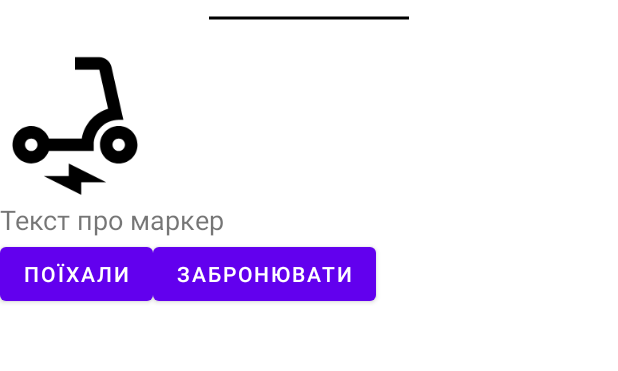
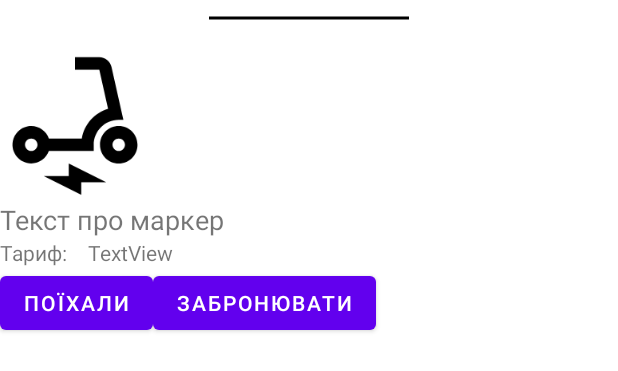
Before and after one commit to Vindener/Vin_App, an Android app: the layout bottom_sheet_layout.xml on its own in the app's theme, with its tools: preview values and no code run, on a phone screen of 412 x 824 dp. Shown: the top 371 px of the screen. Run offline under Robolectric (Android 15) with nearby library versions, the phone set to English and light mode, and no system bars.

Commit message:
Added Trafic and Tarif Show Trafic in bottom_sheet

```diff
--- a/app/build.gradle
+++ b/app/build.gradle
@@ -12,7 +12,7 @@ android {
         minSdk 22
         targetSdk 33
         versionCode 1
-        versionName "0.0.11a"
+        versionName "0.0.12"
 
         testInstrumentationRunner "androidx.test.runner.AndroidJUnitRunner"
     }
--- a/app/src/main/java/com/example/vin/maps/MapsFragment.java
+++ b/app/src/main/java/com/example/vin/maps/MapsFragment.java
@@ -34,6 +34,7 @@ import androidx.fragment.app.Fragment;
 
 import com.example.vin.R;
 import com.example.vin.qrcode.scanner.QrCodeScanner;
+import com.example.vin.server.Trafic;
 import com.example.vin.trip.CameraEndActivity;
 import com.example.vin.trip.CurrentTripActivity;
 import com.google.android.gms.maps.CameraUpdateFactory;
@@ -261,6 +262,8 @@ public class MapsFragment extends Fragment implements OnMapReadyCallback {
         bottomSheetDialog.setContentView(R.layout.bottom_sheet_layout);
 
         TextView textView = bottomSheetDialog.findViewById(R.id.textView);
+
+        TextView bottomSheetTrafic = bottomSheetDialog.findViewById(R.id.bottomSheetTrafic);
         Button button1 = bottomSheetDialog.findViewById(R.id.StartTrip);
         Button button2 = bottomSheetDialog.findViewById(R.id.button2);
 
@@ -295,6 +298,7 @@ public class MapsFragment extends Fragment implements OnMapReadyCallback {
         });
 
         textView.setText(markerId);
+        bottomSheetTrafic.setText(String.valueOf(Trafic.getTrafic(selectedTransportType)));
 
         // Настройка текста и обработчиков кнопок
         // Используйте markerId для получения информации о маркере
--- a/app/src/main/java/com/example/vin/maps/Transport.java
+++ b/app/src/main/java/com/example/vin/maps/Transport.java
@@ -70,7 +70,7 @@ public class Transport {
         }
     }
 
-    public int getPersec(){
+    public int getPersec(int type){
         if (type == 1){
             return 3;
         }
--- a/app/src/main/res/layout/bottom_sheet_layout.xml
+++ b/app/src/main/res/layout/bottom_sheet_layout.xml
@@ -29,6 +29,27 @@
 
     <LinearLayout
         android:layout_width="match_parent"
+        android:layout_height="match_parent"
+        android:layout_weight="1"
+        android:orientation="horizontal">
+
+        <TextView
+            android:id="@+id/textView14"
+            android:layout_width="117dp"
+            android:layout_height="wrap_content"
+            android:layout_weight="1"
+            android:text="Тариф: " />
+
+        <TextView
+            android:id="@+id/bottomSheetTrafic"
+            android:layout_width="match_parent"
+            android:layout_height="wrap_content"
+            android:layout_weight="1"
+            android:text="TextView" />
+    </LinearLayout>
+
+    <LinearLayout
+        android:layout_width="match_parent"
         android:layout_height="wrap_content"
         android:orientation="horizontal">
 
```
Also changed, not shown: app/src/main/java/com/example/vin/server/Trafic.java (added, +16 -0 lines), app/src/main/java/com/example/vin/trip/Complete_Trip_Activity.java (+12 -2 lines), app/src/main/java/com/example/vin/trip/CurrentTripActivity.java (+10 -1 lines).
